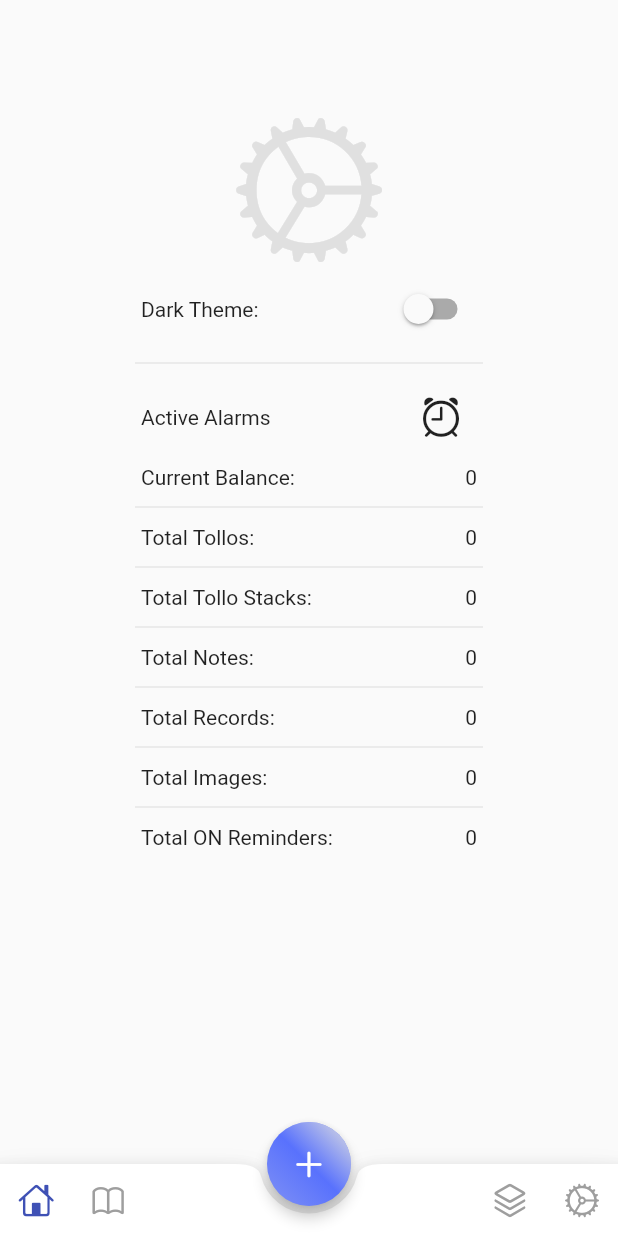
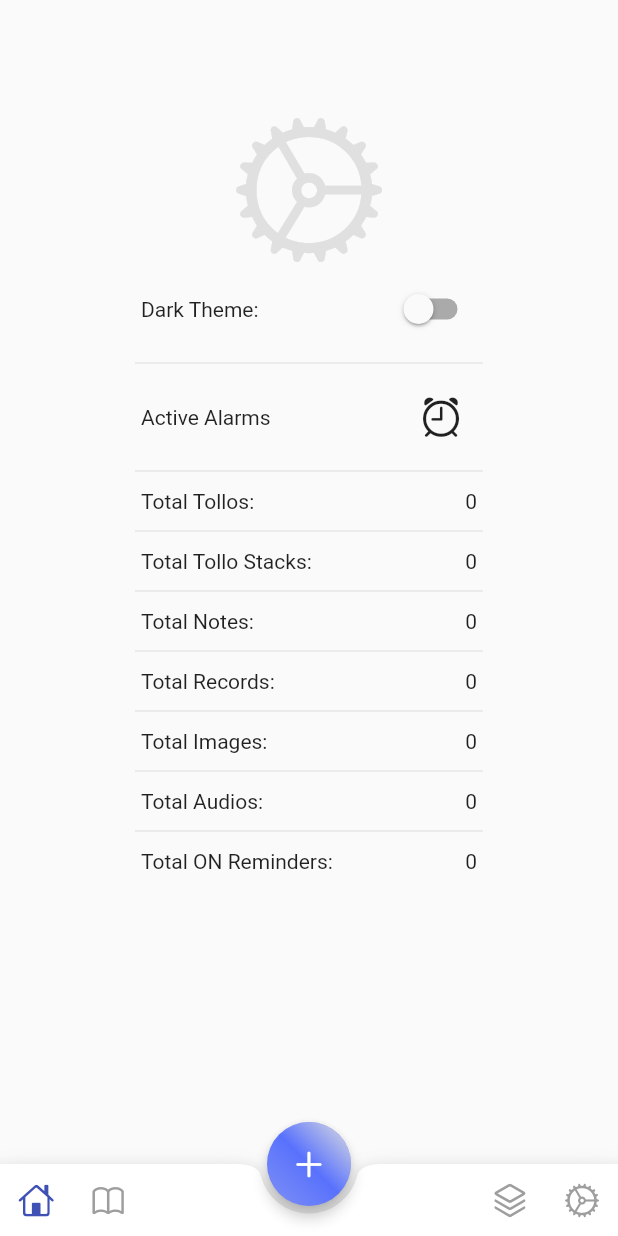
Before and after one commit to LIVELUCKY/tollo2, a Flutter app: the screen it shows after launch, swiped to page 4, on a phone screen of 412 x 824 dp. Run offline on Flutter 3.47's test engine with Material 2 defaults, Android fonts, the phone set to English and light mode, and no system bars; our stand-ins replace audio_video_progress_bar, date_format, easy_dynamic_theme, flutter_datetime_picker, flutter_local_notifications, hive and 9 more; missing offline and left inert: audio_session, duration_picker_dialog_box, flutter_hsvcolor_picker, record; accounts and stored records are empty.

Commit message:
refactored balance not needed

```diff
--- a/lib/providers/balance_model.dart
+++ /dev/null
@@ -1,23 +0,0 @@
-import 'package:flutter/cupertino.dart';
-import 'package:shared_preferences/shared_preferences.dart';
-
-class BalanceModel extends ChangeNotifier {
-  addBalance(int amount) async {
-    SharedPreferences prefs = await SharedPreferences.getInstance();
-    int balance = (prefs.getInt('balance') ?? 0) + amount;
-    await prefs.setInt('balance', balance);
-    notifyListeners();
-  }
-
-  subBalance(int amount) async {
-    SharedPreferences prefs = await SharedPreferences.getInstance();
-    int balance = (prefs.getInt('balance') ?? 0) - amount;
-    await prefs.setInt('balance', balance);
-    notifyListeners();
-  }
-
-  Future<int> current() async {
-    SharedPreferences prefs = await SharedPreferences.getInstance();
-    return (prefs.getInt('balance') ?? 0);
-  }
-}
--- a/lib/providers/providers.dart
+++ b/lib/providers/providers.dart
@@ -1,6 +1,6 @@
 import 'package:provider/provider.dart';
 import 'package:provider/single_child_widget.dart';
-import 'package:tollo2/providers/balance_model.dart';
+
 import 'package:tollo2/providers/groups_model.dart';
 import 'package:tollo2/providers/note_model.dart';
 
@@ -12,6 +12,6 @@ List<SingleChildWidget> providers() {
     ChangeNotifierProvider<JobModel>(create: (_) => JobModel()),
     ChangeNotifierProvider<GroupModel>(create: (_) => GroupModel()),
     ChangeNotifierProvider<NoteModel>(create: (_) => NoteModel()),
-    ChangeNotifierProvider<BalanceModel>(create: (_) => BalanceModel()),
+
   ];
 }
--- a/lib/widgets/settings.dart
+++ b/lib/widgets/settings.dart
@@ -2,7 +2,6 @@ import 'package:easy_dynamic_theme/easy_dynamic_theme.dart';
 import 'package:flutter/cupertino.dart';
 import 'package:flutter/material.dart';
 import 'package:provider/provider.dart';
-import 'package:tollo2/providers/balance_model.dart';
 import 'package:tollo2/providers/groups_model.dart';
 import 'package:tollo2/providers/job_model.dart';
 import 'package:tollo2/providers/note_model.dart';
@@ -45,34 +44,17 @@ class _SettingsWidgetState extends State<SettingsWidget> {
                 Text('Active Alarms'),
                 IconButton(
                     onPressed: () {
-
                       Navigator.push(
                         context,
                         MaterialPageRoute(
                           builder: (context) => JobsAlarmsList(),
                         ),
                       );
-
                     },
-                    icon: Icon(CupertinoIcons.alarm,size: 30,)),
-              ]),
-              createLine([
-                Text('Current Balance:'),
-                FutureBuilder<int>(
-                  future: Provider.of<BalanceModel>(context).current(),
-                  // async work
-                  builder: (BuildContext context, AsyncSnapshot<int> snapshot) {
-                    switch (snapshot.connectionState) {
-                      case ConnectionState.waiting:
-                        return Text('Loading....');
-                      default:
-                        if (snapshot.hasError)
-                          return Text('Error: ${snapshot.error}');
-                        else
-                          return Text('${snapshot.data.toString()}');
-                    }
-                  },
-                )
+                    icon: Icon(
+                      CupertinoIcons.alarm,
+                      size: 30,
+                    )),
               ]),
               Divider(),
               createLine([
@@ -103,6 +85,12 @@ class _SettingsWidgetState extends State<SettingsWidget> {
               ]),
               Divider(),
               createLine([
+                Text('Total Audios:'),
+                Text(
+                    '${Provider.of<JobModel>(context).getAudiosTotal().length}'),
+              ]),
+              Divider(),
+              createLine([
                 Text('Total ON Reminders:'),
                 Text(
                     '${Provider.of<JobModel>(context).getTotalRemindersLength()}'),
```
Also changed, not shown: lib/widgets/lists/job_list_tile.dart (+63 -52 lines).
